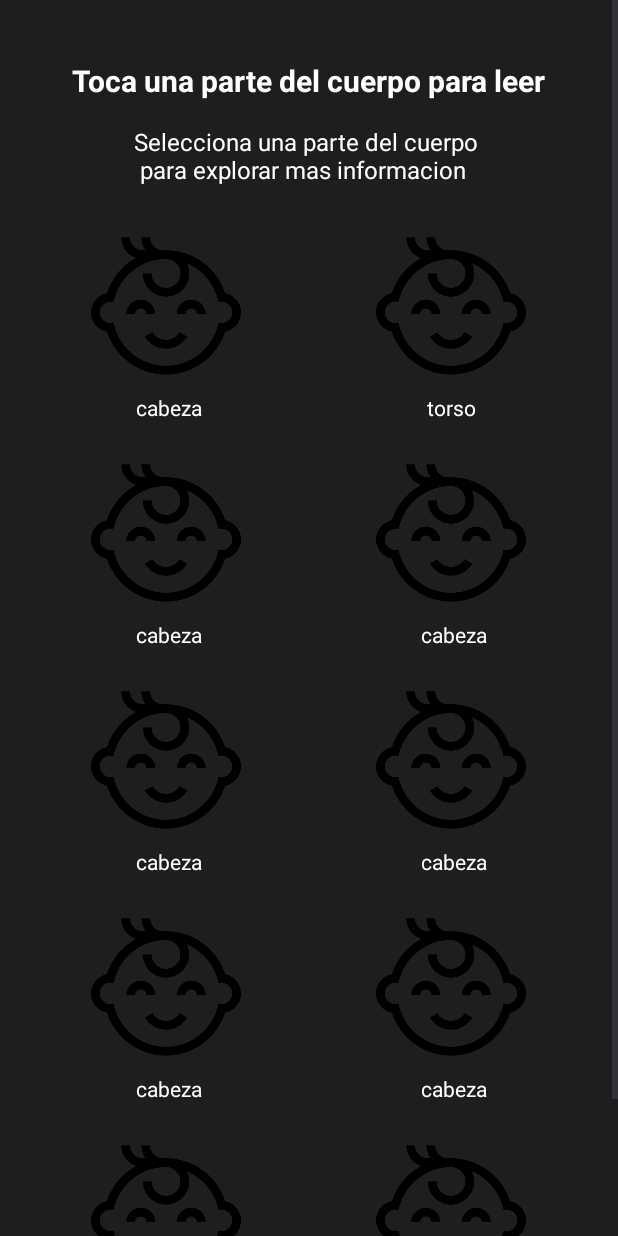
After one commit to Justine-coronel/babyHarmony, an Android app: the layout bebe_partes.xml on its own in the app's theme, with its tools: preview values and no code run, on a phone screen of 412 x 824 dp. The commit adds this screen. Run offline under Robolectric (Android 15) with nearby library versions, the phone set to English and light mode, and no system bars.

Commit message:
cambios estructura

```diff
--- a/app/src/main/java/com/example/babyharmonyapplication/MainActivity.java
+++ b/app/src/main/java/com/example/babyharmonyapplication/MainActivity.java
@@ -15,10 +15,6 @@ public class MainActivity extends AppCompatActivity {
         super.onCreate(savedInstanceState);
         EdgeToEdge.enable(this);
         setContentView(R.layout.activity_main);
-        ViewCompat.setOnApplyWindowInsetsListener(findViewById(R.id.main), (v, insets) -> {
-            Insets systemBars = insets.getInsets(WindowInsetsCompat.Type.systemBars());
-            v.setPadding(systemBars.left, systemBars.top, systemBars.right, systemBars.bottom);
-            return insets;
-        });
+
     }
 }
--- /dev/null
+++ b/app/src/main/res/drawable/circle_shape.xml
@@ -0,0 +1,6 @@
+<!-- circle_shape.xml -->
+<shape xmlns:android="http://schemas.android.com/apk/res/android"
+    android:shape="oval">
+    <stroke android:color="@android:color/transparent" android:width="0dp"/>
+    <solid android:color="@android:color/transparent"/>
+</shape>
--- /dev/null
+++ b/app/src/main/res/layout/bebe_partes.xml
@@ -0,0 +1,387 @@
+<?xml version="1.0" encoding="utf-8"?>
+<ScrollView xmlns:android="http://schemas.android.com/apk/res/android"
+    android:layout_width="match_parent"
+    android:background="#1e1e1e"
+    android:layout_height="match_parent">
+
+    <LinearLayout
+        android:layout_width="match_parent"
+        android:layout_height="wrap_content"
+        android:orientation="vertical"
+        android:padding="16dp"
+        android:gravity="center">
+
+        <TextView
+            android:id="@+id/titleTextView"
+            android:layout_width="wrap_content"
+            android:layout_height="wrap_content"
+            android:text="Toca una parte del cuerpo para leer"
+            android:textColor="@color/white"
+            android:textSize="20sp"
+            android:textStyle="bold"
+            android:layout_marginTop="24dp"/>
+
+        <TextView
+            android:id="@+id/subtitleTextView"
+            android:layout_width="wrap_content"
+            android:layout_height="wrap_content"
+            android:text="Selecciona una parte del cuerpo \n para explorar mas informacion"
+            android:textColor="@color/white"
+            android:textSize="16sp"
+            android:layout_marginTop="16dp"
+            android:layout_marginBottom="30dp"
+            />
+
+
+        <LinearLayout
+            android:id="@+id/first_row"
+            android:layout_width="match_parent"
+            android:layout_height="wrap_content"
+            android:orientation="vertical">
+
+            <LinearLayout
+                android:layout_width="match_parent"
+                android:layout_height="wrap_content"
+                android:orientation="horizontal"
+                android:gravity="center"
+                android:layout_marginBottom="16dp">
+
+                <LinearLayout
+                    android:layout_width="0dp"
+                    android:layout_height="wrap_content"
+                    android:layout_weight="1"
+                    android:orientation="vertical"
+                    android:gravity="center">
+
+                    <ImageButton
+                        android:id="@+id/button1"
+                        android:layout_width="100dp"
+                        android:layout_height="100dp"
+                        android:scaleType="centerInside"
+                        android:src="@drawable/cabezza"
+                        android:background="@null" />
+
+                    <TextView
+                        android:id="@+id/text1"
+                        android:layout_width="wrap_content"
+                        android:layout_height="wrap_content"
+                        android:text=" cabeza"
+                        android:gravity="center"
+                        android:textColor="@color/white"
+                        android:textAlignment="center"
+                        android:padding="8dp"
+                        android:background="@null" />
+                </LinearLayout>
+
+                <LinearLayout
+                    android:layout_width="0dp"
+                    android:layout_height="wrap_content"
+                    android:layout_weight="1"
+                    android:orientation="vertical"
+                    android:gravity="center">
+
+                    <ImageButton
+                        android:id="@+id/button2"
+                        android:layout_width="100dp"
+                        android:layout_height="100dp"
+                        android:scaleType="centerInside"
+                        android:src="@drawable/cabezza"
+                        android:background="@null" />
+
+                    <TextView
+                        android:id="@+id/text2"
+                        android:layout_width="wrap_content"
+                        android:layout_height="wrap_content"
+                        android:textColor="@color/white"
+                        android:text="torso"
+                        android:gravity="center"
+                        android:textAlignment="center"
+                        android:padding="8dp"
+                        android:background="@null" />
+                </LinearLayout>
+            </LinearLayout>
+        </LinearLayout>
+
+
+        <LinearLayout
+            android:id="@+id/second_row"
+            android:layout_width="match_parent"
+            android:layout_height="wrap_content"
+            android:orientation="vertical">
+
+            <LinearLayout
+                android:layout_width="match_parent"
+                android:layout_height="wrap_content"
+                android:orientation="horizontal"
+                android:gravity="center"
+                android:layout_marginBottom="16dp">
+
+                <LinearLayout
+                    android:layout_width="0dp"
+                    android:layout_height="wrap_content"
+                    android:layout_weight="1"
+                    android:orientation="vertical"
+                    android:gravity="center">
+
+                    <ImageButton
+                        android:id="@+id/button1"
+                        android:layout_width="100dp"
+                        android:layout_height="100dp"
+                        android:scaleType="centerInside"
+                        android:src="@drawable/cabezza"
+                        android:background="@null" />
+
+                    <TextView
+                        android:id="@+id/text1"
+                        android:layout_width="wrap_content"
+                        android:layout_height="wrap_content"
+                        android:text=" cabeza"
+                        android:gravity="center"
+                        android:textColor="@color/white"
+                        android:textAlignment="center"
+                        android:padding="8dp"
+                        android:background="@null" />
+                </LinearLayout>
+
+                <LinearLayout
+                    android:layout_width="0dp"
+                    android:layout_height="wrap_content"
+                    android:layout_weight="1"
+                    android:orientation="vertical"
+                    android:gravity="center">
+
+                    <ImageButton
+                        android:id="@+id/button1"
+                        android:layout_width="100dp"
+                        android:layout_height="100dp"
+                        android:scaleType="centerInside"
+                        android:src="@drawable/cabezza"
+                        android:background="@null" />
+
+                    <TextView
+                        android:id="@+id/text1"
+                        android:layout_width="wrap_content"
+                        android:layout_height="wrap_content"
+                        android:text=" cabeza"
+                        android:gravity="center"
+                        android:textColor="@color/white"
+                        android:textAlignment="center"
+                        android:padding="8dp"
+                        android:background="@null" />
+                </LinearLayout>
+            </LinearLayout>
+        </LinearLayout>
+
+
+        <LinearLayout
+            android:id="@+id/third_row"
+            android:layout_width="match_parent"
+            android:layout_height="wrap_content"
+            android:orientation="vertical">
+
+            <LinearLayout
+                android:layout_width="match_parent"
+                android:layout_height="wrap_content"
+                android:orientation="horizontal"
+                android:gravity="center"
+                android:layout_marginBottom="16dp">
+
+                <LinearLayout
+                    android:layout_width="0dp"
+                    android:layout_height="wrap_content"
+                    android:layout_weight="1"
+                    android:orientation="vertical"
+                    android:gravity="center">
+
+                    <ImageButton
+                        android:id="@+id/button1"
+                        android:layout_width="100dp"
+                        android:layout_height="100dp"
+                        android:scaleType="centerInside"
+                        android:src="@drawable/cabezza"
+                        android:background="@null" />
+
+                    <TextView
+                        android:id="@+id/text1"
+                        android:layout_width="wrap_content"
+                        android:layout_height="wrap_content"
+                        android:text=" cabeza"
+                        android:gravity="center"
+                        android:textColor="@color/white"
+                        android:textAlignment="center"
+                        android:padding="8dp"
+                        android:background="@null" />
+                </LinearLayout>
+
+                <LinearLayout
+                    android:layout_width="0dp"
+                    android:layout_height="wrap_content"
+                    android:layout_weight="1"
+                    android:orientation="vertical"
+                    android:gravity="center">
+
+                    <ImageButton
+                        android:id="@+id/button1"
+                        android:layout_width="100dp"
+                        android:layout_height="100dp"
+                        android:scaleType="centerInside"
+                        android:src="@drawable/cabezza"
+                        android:background="@null" />
+
+                    <TextView
+                        android:id="@+id/text1"
+                        android:layout_width="wrap_content"
+                        android:layout_height="wrap_content"
+                        android:text=" cabeza"
+                        android:gravity="center"
+                        android:textColor="@color/white"
+                        android:textAlignment="center"
+                        android:padding="8dp"
+                        android:background="@null" />
+                </LinearLayout>
+            </LinearLayout>
+        </LinearLayout>
+
+        <LinearLayout
+            android:id="@+id/fourth_row"
+            android:layout_width="match_parent"
+            android:layout_height="wrap_content"
+            android:orientation="vertical">
+
+            <LinearLayout
+                android:layout_width="match_parent"
+                android:layout_height="wrap_content"
+                android:orientation="horizontal"
+                android:gravity="center"
+                android:layout_marginBottom="16dp">
+
+                <LinearLayout
+                    android:layout_width="0dp"
+                    android:layout_height="wrap_content"
+                    android:layout_weight="1"
+                    android:orientation="vertical"
+                    android:gravity="center">
+
+                    <ImageButton
+                        android:id="@+id/button1"
+                        android:layout_width="100dp"
+                        android:layout_height="100dp"
+                        android:scaleType="centerInside"
+                        android:src="@drawable/cabezza"
+                        android:background="@null" />
+
+                    <TextView
+                        android:id="@+id/text1"
+                        android:layout_width="wrap_content"
+                        android:layout_height="wrap_content"
+                        android:text=" cabeza"
+                        android:gravity="center"
+                        android:textColor="@color/white"
+                        android:textAlignment="center"
+                        android:padding="8dp"
+                        android:background="@null" />
+                </LinearLayout>
+
+                <LinearLayout
+                    android:layout_width="0dp"
+                    android:layout_height="wrap_content"
+                    android:layout_weight="1"
+                    android:orientation="vertical"
+                    android:gravity="center">
+
+                    <ImageButton
+                        android:id="@+id/button1"
+                        android:layout_width="100dp"
+                        android:layout_height="100dp"
+                        android:scaleType="centerInside"
+                        android:src="@drawable/cabezza"
+                        android:background="@null" />
+
+                    <TextView
+                        android:id="@+id/text1"
+                        android:layout_width="wrap_content"
+                        android:layout_height="wrap_content"
+                        android:text=" cabeza"
+                        android:gravity="center"
+                        android:textColor="@color/white"
+                        android:textAlignment="center"
+                        android:padding="8dp"
+                        android:background="@null" />
+                </LinearLayout>
+            </LinearLayout>
+        </LinearLayout>
+
+
+        <LinearLayout
+            android:id="@+id/fifth_row"
+            android:layout_width="match_parent"
+            android:layout_height="wrap_content"
+            android:orientation="vertical">
+
+            <LinearLayout
+                android:layout_width="match_parent"
+                android:layout_height="wrap_content"
+                android:orientation="horizontal"
+                android:gravity="center"
+                android:layout_marginBottom="16dp">
+
+                <LinearLayout
+                    android:layout_width="0dp"
+                    android:layout_height="wrap_content"
+                    android:layout_weight="1"
+                    android:orientation="vertical"
+                    android:gravity="center">
+
+                    <ImageButton
+                        android:id="@+id/button1"
+                        android:layout_width="100dp"
+                        android:layout_height="100dp"
+                        android:scaleType="centerInside"
+                        android:src="@drawable/cabezza"
+                        android:background="@null" />
+
+                    <TextView
+                        android:id="@+id/text1"
+                        android:layout_width="wrap_content"
+                        android:layout_height="wrap_content"
+                        android:text=" cabeza"
+                        android:gravity="center"
+                        android:textColor="@color/white"
+                        android:textAlignment="center"
+                        android:padding="8dp"
+                        android:background="@null" />
+                </LinearLayout>
+
+                <LinearLayout
+                    android:layout_width="0dp"
+                    android:layout_height="wrap_content"
+                    android:layout_weight="1"
+                    android:orientation="vertical"
+                    android:gravity="center">
+
+
+                    <ImageButton
+                        android:id="@+id/button1"
+                        android:layout_width="100dp"
+                        android:layout_height="100dp"
+                        android:scaleType="centerInside"
+                        android:src="@drawable/cabezza"
+                        android:background="@null" />
+
+                    <TextView
+                        android:id="@+id/text1"
+                        android:layout_width="wrap_content"
+                        android:layout_height="wrap_content"
+                        android:text=" cabeza"
+                        android:gravity="center"
+                        android:textColor="@color/white"
+                        android:textAlignment="center"
+                        android:padding="8dp"
+                        android:background="@null" />
+                </LinearLayout>
+            </LinearLayout>
+        </LinearLayout>
+
+
+    </LinearLayout>
+</ScrollView>
--- a/app/src/main/res/values/strings.xml
+++ b/app/src/main/res/values/strings.xml
@@ -1,3 +1,5 @@
 <resources>
     <string name="app_name">babyHarmonyApplication</string>
+    <string name="Bienvenida">Bienvenido! </string>
+    <string name="entrar">Ingresar </string>
 </resources>
```
Also changed, not shown: app/src/main/res/layout/activity_main.xml (+44 -11 lines), app/src/main/res/layout/ajustes.xml (added, +185 -0 lines), app/src/main/res/layout/login.xml (added, +65 -0 lines), app/src/main/res/drawable/baby.png (added), app/src/main/res/drawable/bebe.png (added), app/src/main/res/drawable/cabezza.png (added), app/src/main/res/drawable/image.png (added), app/src/main/res/drawable/patra.png (added).
